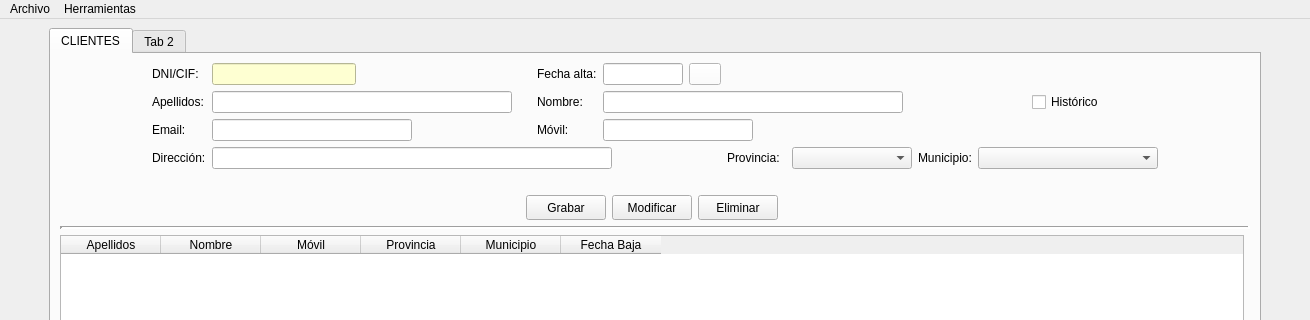
Qt form templates/venPrincipal.ui (yelkov/ProyectoDI) before a commit; both pictures show x 0 to 1310 and y 0 to 320 of the 1310 by 729 pixel window.
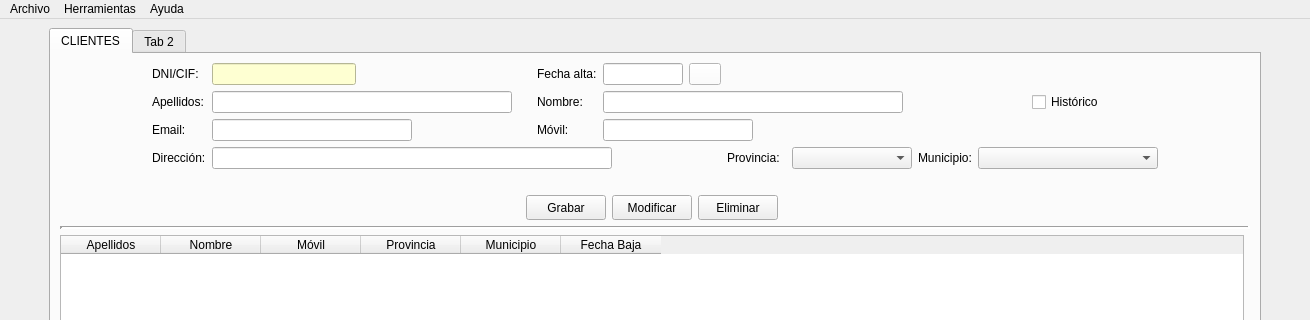
The same form after that commit. Icons and pictures are not drawn.

What changed in the file:
```diff
--- a/templates/venPrincipal.ui
+++ b/templates/venPrincipal.ui
@@ -742,8 +742,14 @@
     <addaction name="actionCrear_backup"/>
     <addaction name="actionRestaurar_backup"/>
    </widget>
+   <widget class="QMenu" name="menuAyuda">
+    <property name="title">
+     <string>Ayuda</string>
+    </property>
+   </widget>
    <addaction name="menuArchivo"/>
    <addaction name="menuHerramientas"/>
+   <addaction name="menuAyuda"/>
   </widget>
   <widget class="QStatusBar" name="statusbar"/>
   <action name="actionSalir">
```
Left out of the diff: 400 changed lines with no effect on the pictures.
